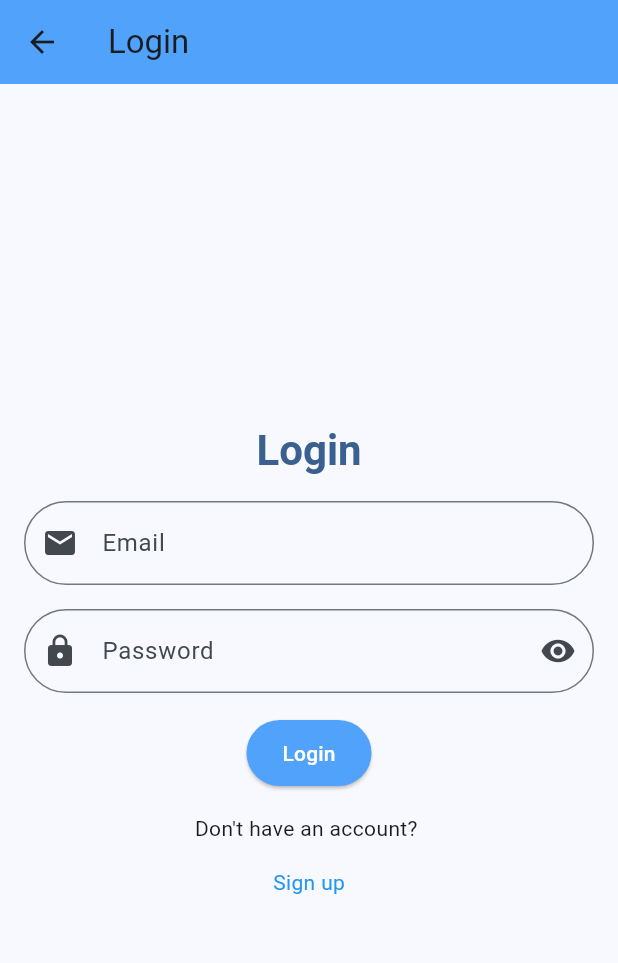
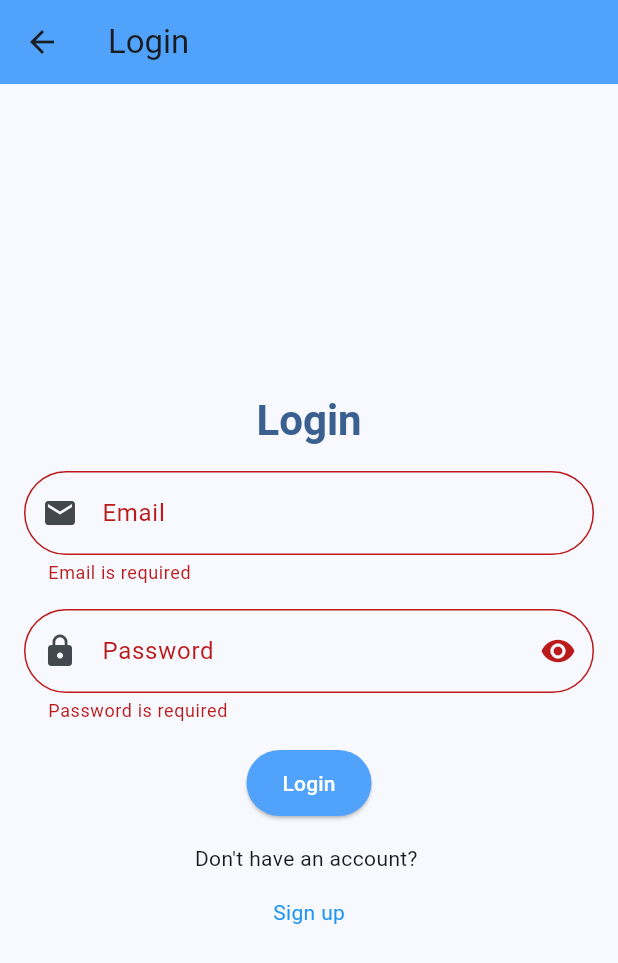
Before and after one commit to prashant-180206/echochat, a Flutter app: the LoginPage screen opened directly, after a tap on "Login", on a phone screen of 412 x 824 dp. Shown: the top 963 px of the screen. Run offline on Flutter 3.47's test engine with Material 3 defaults, Android fonts, the phone set to English and light mode, and no system bars; our stand-ins replace flutter_dotenv, supabase_flutter; accounts and stored records are empty.

Commit message:
Auth Completed

```diff
--- /dev/null
+++ b/lib/backend/auth_service.dart
@@ -0,0 +1,43 @@
+import 'package:supabase_flutter/supabase_flutter.dart';
+
+import '../../data/profile.dart';
+
+class AuthService {
+  final supabase = Supabase.instance.client;
+
+  Future<void> signIn(String email, String password) async {
+    await supabase.auth.signInWithPassword(email: email, password: password);
+  }
+
+  Future<void> signOut() async {
+    await supabase.auth.signOut();
+  }
+
+  Future<Profile> getProfile() async{
+    final data  =await  supabase.from("profiles").select().eq("id", supabase.auth.currentUser!.id);
+    return Profile.fromJson(data[0]);
+  }
+
+  Future<bool> signUp(ProfileDataUpload newUser) async {
+    try {
+      await supabase.auth.signUp(
+        email: newUser.email,
+        password: newUser.password,
+      );
+      await supabase.auth.signInWithPassword(
+        email: newUser.email,
+        password: newUser.password,
+      );
+      await supabase.from("profiles").insert({
+        "id": supabase.auth.currentUser!.id,
+        "email": newUser.email,
+        "bio": newUser.bio,
+        "gender": newUser.gender,
+        "name": newUser.name,
+      });
+      return true;
+    } catch (e) {
+      return false;
+    }
+  }
+}
--- /dev/null
+++ b/lib/data/profile.dart
@@ -0,0 +1,81 @@
+class Profile {
+  final String id;
+  final DateTime createdAt;
+  final String email;
+  final String bio;
+  final String gender;
+  final String avatarUrl;
+  final String name;
+
+  const Profile({
+    required this.name,
+    required this.id,
+    required this.createdAt,
+    required this.email,
+    required this.bio,
+    required this.gender,
+     required this.avatarUrl,
+  });
+
+  /// Create Profile from Supabase JSON
+  factory Profile.fromJson(Map<String, dynamic> json) {
+    return Profile(
+      name: json['name'] ?? '',
+      id: json['id'] as String,
+      createdAt: DateTime.parse(json['created_at'] as String),
+      email: json['email'] ?? '',
+      bio: json['bio'] ?? '',
+      gender: json['gender'] ?? '',
+      avatarUrl: json['avatar_url'] ?? "",
+    );
+  }
+
+  /// Convert Profile to JSON (for insert/update)
+  Map<String, dynamic> toJson() {
+    return {
+      'id': id,
+      'created_at': createdAt.toIso8601String(),
+      'email': email,
+      'bio': bio,
+      'gender': gender,
+      'avatar_url': avatarUrl,
+      'name': name,
+    };
+  }
+
+  /// Clone with modifications
+  Profile copyWith({
+    String? id,
+    DateTime? createdAt,
+    String? email,
+    String? bio,
+    String? gender,
+    String? avatarUrl,
+    String? name,
+  }) {
+    return Profile(
+      name: name ?? this.name,
+      id: id ?? this.id,
+      createdAt: createdAt ?? this.createdAt,
+      email: email ?? this.email,
+      bio: bio ?? this.bio,
+      gender: gender ?? this.gender,
+      avatarUrl: avatarUrl ?? this.avatarUrl,
+    );
+  }
+}
+
+class ProfileDataUpload {
+  const ProfileDataUpload({
+    required this.name,
+    required this.email,
+    required this.password,
+    required this.bio,
+    required this.gender,
+  });
+  final String name;
+  final String email;
+  final String password;
+  final String bio;
+  final String gender;
+}
--- a/lib/pages/auth/login_page.dart
+++ b/lib/pages/auth/login_page.dart
@@ -1,5 +1,9 @@
+import 'package:echochat/backend/auth_service.dart';
+import 'package:echochat/pages/auth/signup_page.dart';
 import 'package:echochat/pages/auth/widget/login_form.dart';
+import 'package:echochat/pages/tab_page.dart';
 import 'package:flutter/material.dart';
+import 'package:supabase_flutter/supabase_flutter.dart';
 
 class LoginPage extends StatefulWidget {
   const LoginPage({super.key});
@@ -9,6 +13,7 @@ class LoginPage extends StatefulWidget {
 }
 
 class _LoginPageState extends State<LoginPage> {
+  final supabase = Supabase.instance.client;
   @override
   Widget build(BuildContext context) {
     return Scaffold(
@@ -20,11 +25,36 @@ class _LoginPageState extends State<LoginPage> {
             spacing: 16,
             mainAxisSize: MainAxisSize.min,
             children: [
-              LoginForm(onLogin: () {}),
+              LoginForm(
+                onLogin: (email, password) async {
+                  try {
+                    await AuthService().signIn(email, password);
+                    if (!context.mounted) return;
+                    Navigator.pushReplacement(
+                      context,
+                      MaterialPageRoute(builder: (context) => const TabPage()),
+                    );
+                  } catch (e) {
+                    if (!context.mounted) return;
+
+                    ScaffoldMessenger.of(context).showSnackBar(
+                      SnackBar(
+                        content: Text("Unexpected error occurred ${e.toString()}"),
+                      ),
+                    );
+                  }
+                },
+              ),
+
               Text("Don't have an account? "),
-              Text(
-                "Sign up",
-                style: TextStyle(color: Colors.blue),
+              GestureDetector(
+                onTap: () {
+                  Navigator.push(
+                    context,
+                    MaterialPageRoute(builder: (context) => SignupPage()),
+                  );
+                },
+                child: Text("Sign up", style: TextStyle(color: Colors.blue)),
               ),
             ],
           ),
--- a/lib/pages/auth/widget/login_form.dart
+++ b/lib/pages/auth/widget/login_form.dart
@@ -1,7 +1,7 @@
 import 'package:flutter/material.dart';
 
 class LoginForm extends StatefulWidget {
-  final Function onLogin;
+  final Function(String email, String password) onLogin;
   const LoginForm({super.key, required this.onLogin});
 
   @override
@@ -42,6 +42,19 @@ class _LoginFormState extends State<LoginForm> {
               prefixIcon: const Icon(Icons.email),
             ),
             controller: emailController,
+            validator: (value){
+              if(value == null || value.isEmpty){
+                return "Email is required";
+              }
+              if (value.length < 5) {
+                return "Email must be at least 5 characters";
+              }
+              if (!value.contains("@")) {
+                return "Email must contain @";
+              }
+              return null;
+
+            },
           ),
           TextFormField(
             decoration: inputDecoration.copyWith(
@@ -56,16 +69,26 @@ class _LoginFormState extends State<LoginForm> {
                 icon: Icon(
                   showPassword ? Icons.visibility_off : Icons.visibility,
                 ),
+
               ),
             ),
             controller: passwordController,
             obscureText: !showPassword,
+            validator: (value) {
+              if(value == null || value.isEmpty){
+                return "Password is required";
+              }
+              if (value.length < 6) {
+                return "Password must be at least 6 characters";
+              }
+              return null;
+            },
           ),
           ElevatedButton(
             onPressed: () {
               setState(() {});
               if (_formKey.currentState!.validate()) {
-                widget.onLogin();
+                widget.onLogin(emailController.text, passwordController.text);
               }
             },
             child: const Text("Login"),
```
Also changed, not shown: lib/data/conversation.dart (+61 -0 lines), lib/data/message.dart (added, +61 -0 lines), lib/pages/auth/signup_page.dart (added, +45 -0 lines), lib/pages/auth/widget/signup_form.dart (added, +164 -0 lines), lib/pages/tab_page.dart (+32 -5 lines), lib/pages/tabs/chat_list.dart (deleted, +0 -20 lines), lib/pages/tabs/conversation_tab.dart (added, +15 -0 lines), lib/pages/tabs/discover_tab.dart (added, +15 -0 lines), lib/pages/tabs/profile_tab.dart (added, +15 -0 lines), lib/pages/tabs/settings_tab.dart (added, +15 -0 lines), lib/backend/discover_service.dart (added), 1 other file.
